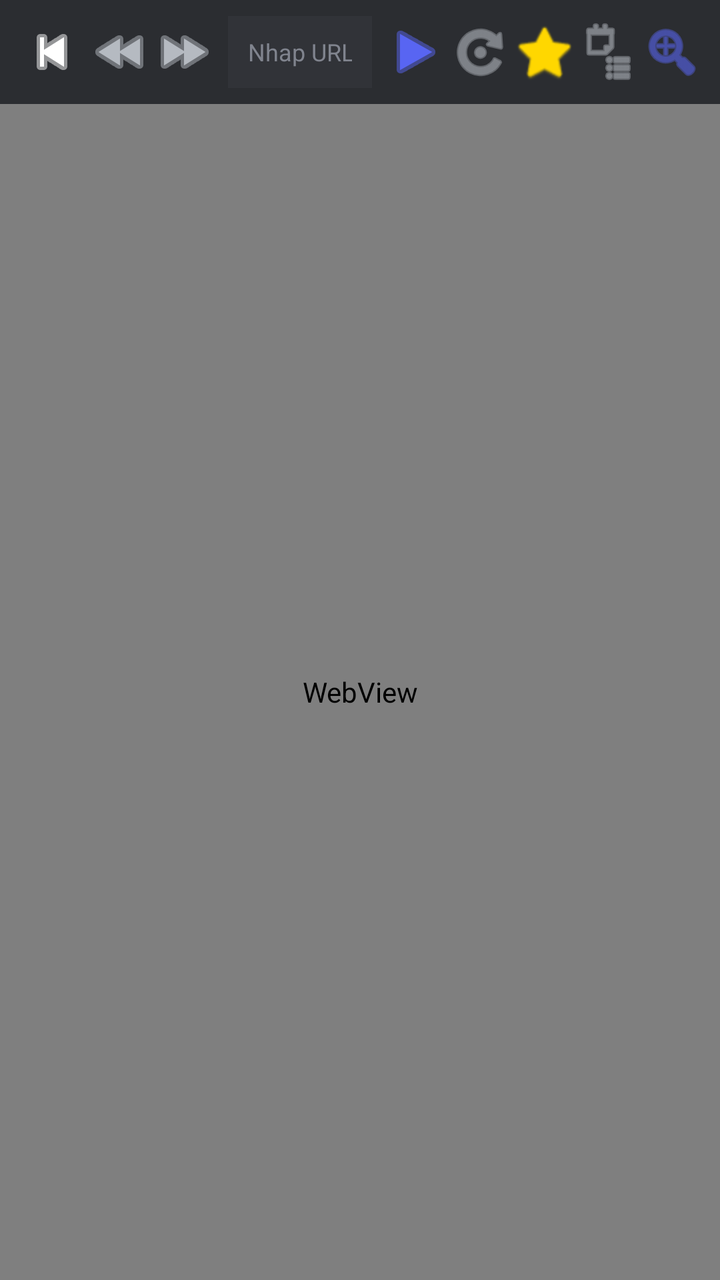
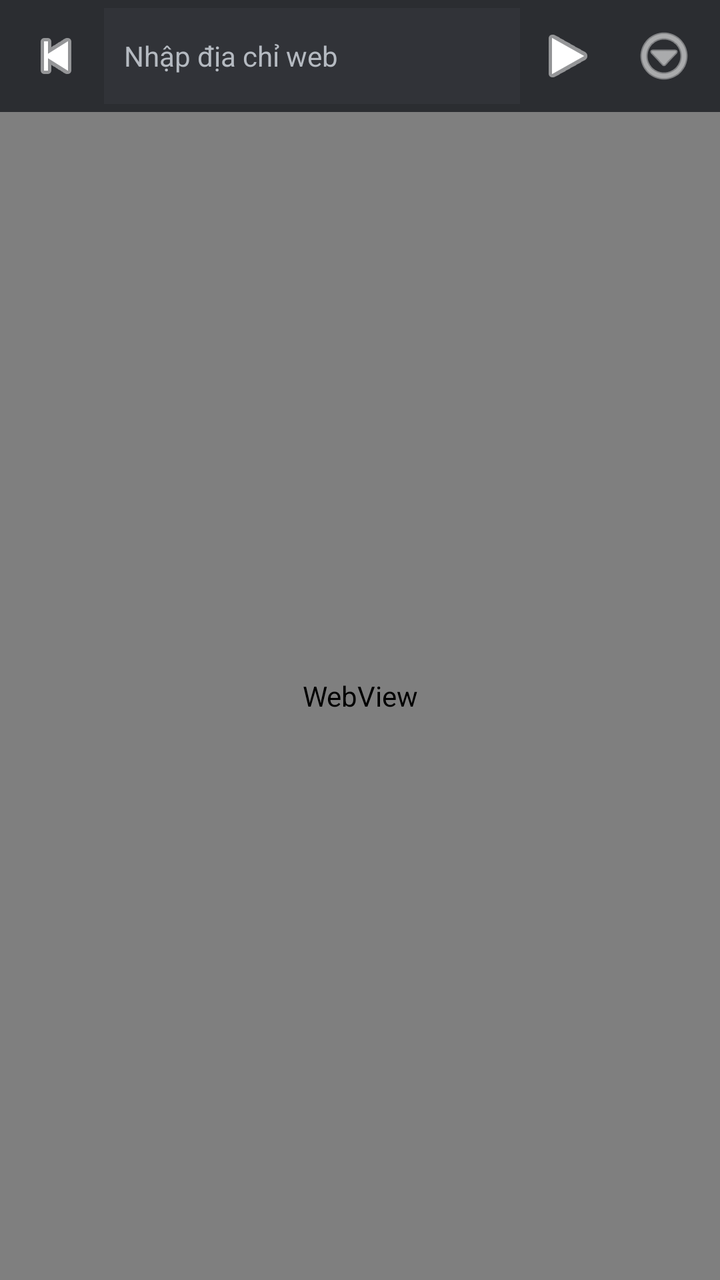

Before-and-after screenshots of an Android layout around one commit, followed by the original layout XML and the change that was made.
<!-- AndroidManifest.xml: activity theme Theme.VLCPlayer -->
<!-- res/layout/activity_manga_browser.xml -->
<?xml version="1.0" encoding="utf-8"?>
<LinearLayout xmlns:android="http://schemas.android.com/apk/res/android"
    xmlns:app="http://schemas.android.com/apk/res-auto"
    android:layout_width="match_parent"
    android:layout_height="match_parent"
    android:orientation="vertical"
    android:background="#1E1F22">

    <LinearLayout
        android:id="@+id/address_bar"
        android:layout_width="match_parent"
        android:layout_height="52dp"
        android:orientation="horizontal"
        android:gravity="center_vertical"
        android:paddingHorizontal="8dp"
        android:background="#2B2D31">

        <ImageButton
            android:id="@+id/btn_back"
            android:layout_width="36dp"
            android:layout_height="36dp"
            android:background="?selectableItemBackgroundBorderless"
            android:src="@android:drawable/ic_media_previous"
            app:tint="#FFFFFF"/>

        <ImageButton
            android:id="@+id/btn_nav_back"
            android:layout_width="32dp"
            android:layout_height="32dp"
            android:background="?selectableItemBackgroundBorderless"
            android:src="@android:drawable/ic_media_rew"
            app:tint="#B5BAC1"/>

        <ImageButton
            android:id="@+id/btn_nav_fwd"
            android:layout_width="32dp"
            android:layout_height="32dp"
            android:background="?selectableItemBackgroundBorderless"
            android:src="@android:drawable/ic_media_ff"
            app:tint="#B5BAC1"/>

        <EditText
            android:id="@+id/et_url"
            android:layout_width="0dp"
            android:layout_height="36dp"
            android:layout_weight="1"
            android:layout_marginHorizontal="6dp"
            android:background="#313338"
            android:paddingHorizontal="10dp"
            android:textColor="#FFFFFF"
            android:textSize="12sp"
            android:singleLine="true"
            android:imeOptions="actionGo"
            android:inputType="textUri"
            android:hint="Nhap URL..."
            android:textColorHint="#80848E"/>

        <ImageButton
            android:id="@+id/btn_go"
            android:layout_width="32dp"
            android:layout_height="32dp"
            android:background="?selectableItemBackgroundBorderless"
            android:src="@android:drawable/ic_media_play"
            app:tint="#5865F2"/>

        <ImageButton
            android:id="@+id/btn_refresh"
            android:layout_width="32dp"
            android:layout_height="32dp"
            android:background="?selectableItemBackgroundBorderless"
            android:src="@android:drawable/ic_menu_rotate"
            app:tint="#B5BAC1"/>

        <ImageButton
            android:id="@+id/btn_bookmark"
            android:layout_width="32dp"
            android:layout_height="32dp"
            android:background="?selectableItemBackgroundBorderless"
            android:src="@android:drawable/btn_star_big_off"
            app:tint="#FFD700"/>

        <ImageButton
            android:id="@+id/btn_bookmark_list"
            android:layout_width="32dp"
            android:layout_height="32dp"
            android:background="?selectableItemBackgroundBorderless"
            android:src="@android:drawable/ic_menu_agenda"
            app:tint="#B5BAC1"/>

        <ImageButton
            android:id="@+id/btn_fullscreen"
            android:layout_width="32dp"
            android:layout_height="32dp"
            android:background="?selectableItemBackgroundBorderless"
            android:src="@android:drawable/ic_menu_zoom"
            app:tint="#5865F2"/>

    </LinearLayout>

    <ProgressBar
        android:id="@+id/progress"
        style="?android:attr/progressBarStyleHorizontal"
        android:layout_width="match_parent"
        android:layout_height="3dp"
        android:progressTint="#5865F2"
        android:visibility="gone"/>

    <WebView
        android:id="@+id/webView"
        android:layout_width="match_parent"
        android:layout_height="0dp"
        android:layout_weight="1"/>

</LinearLayout>
<!-- resources referenced by this layout -->
<resources>
  <style name="Theme.VLCPlayer" parent="Theme.MaterialComponents.DayNight.NoActionBar">
          <item name="colorPrimary">@color/surface_dark</item>
          <item name="colorPrimaryVariant">@color/bg_dark</item>
          <item name="colorOnPrimary">@color/white</item>
          <item name="colorSecondary">@color/accent</item>
          <item name="android:windowBackground">@color/bg_dark</item>
          <item name="android:statusBarColor">@color/bg_dark</item>
          <item name="android:navigationBarColor">@color/bg_dark</item>
      </style>
  <color name="surface_dark">#2B2D31</color>
  <color name="bg_dark">#313338</color>
  <color name="white">#FFFFFF</color>
  <color name="accent">#5865F2</color>
</resources>

<!-- the commit's change to res/layout/activity_manga_browser.xml (unified diff, before → after) -->
@@ -4,97 +4,64 @@
     android:layout_width="match_parent"
     android:layout_height="match_parent"
     android:orientation="vertical"
-    android:background="#1E1F22">
+    android:focusableInTouchMode="true"
+    android:background="@color/surface_darker">
 
     <LinearLayout
         android:id="@+id/address_bar"
         android:layout_width="match_parent"
-        android:layout_height="52dp"
+        android:layout_height="wrap_content"
+        android:minHeight="56dp"
         android:orientation="horizontal"
         android:gravity="center_vertical"
-        android:paddingHorizontal="8dp"
-        android:background="#2B2D31">
+        android:paddingStart="4dp"
+        android:paddingEnd="4dp"
+        android:background="@color/surface_dark">
 
         <ImageButton
             android:id="@+id/btn_back"
-            android:layout_width="36dp"
-            android:layout_height="36dp"
+            android:layout_width="48dp"
+            android:layout_height="48dp"
             android:background="?selectableItemBackgroundBorderless"
             android:src="@android:drawable/ic_media_previous"
-            app:tint="#FFFFFF"/>
-
-        <ImageButton
-            android:id="@+id/btn_nav_back"
-            android:layout_width="32dp"
-            android:layout_height="32dp"
-            android:background="?selectableItemBackgroundBorderless"
-            android:src="@android:drawable/ic_media_rew"
-            app:tint="#B5BAC1"/>
-
-        <ImageButton
-            android:id="@+id/btn_nav_fwd"
-            android:layout_width="32dp"
-            android:layout_height="32dp"
-            android:background="?selectableItemBackgroundBorderless"
-            android:src="@android:drawable/ic_media_ff"
-            app:tint="#B5BAC1"/>
+            android:contentDescription="@string/manga_browser_close"
+            app:tint="@color/text_primary"/>
 
         <EditText
             android:id="@+id/et_url"
             android:layout_width="0dp"
-            android:layout_height="36dp"
+            android:layout_height="wrap_content"
+            android:minHeight="48dp"
             android:layout_weight="1"
-            android:layout_marginHorizontal="6dp"
-            android:background="#313338"
-            android:paddingHorizontal="10dp"
-            android:textColor="#FFFFFF"
-            android:textSize="12sp"
+            android:background="@color/bg_dark"
+            android:paddingStart="10dp"
+            android:paddingEnd="10dp"
+            android:textColor="@color/text_primary"
+            android:textSize="14sp"
             android:singleLine="true"
+            android:saveEnabled="false"
             android:imeOptions="actionGo"
             android:inputType="textUri"
-            android:hint="Nhap URL..."
-            android:textColorHint="#80848E"/>
+            android:hint="@string/manga_browser_url_hint"
+            android:textColorHint="@color/text_secondary"/>
 
         <ImageButton
             android:id="@+id/btn_go"
-            android:layout_width="32dp"
-            android:layout_height="32dp"
+            android:layout_width="48dp"
+            android:layout_height="48dp"
             android:background="?selectableItemBackgroundBorderless"
             android:src="@android:drawable/ic_media_play"
-            app:tint="#5865F2"/>
+            android:contentDescription="@string/manga_browser_go"
+            app:tint="@color/text_primary"/>
 
         <ImageButton
-            android:id="@+id/btn_refresh"
-            android:layout_width="32dp"
-            android:layout_height="32dp"
+            android:id="@+id/btn_browser_menu"
+            android:layout_width="48dp"
+            android:layout_height="48dp"
             android:background="?selectableItemBackgroundBorderless"
-            android:src="@android:drawable/ic_menu_rotate"
-            app:tint="#B5BAC1"/>
-
-        <ImageButton
-            android:id="@+id/btn_bookmark"
-            android:layout_width="32dp"
-            android:layout_height="32dp"
-            android:background="?selectableItemBackgroundBorderless"
-            android:src="@android:drawable/btn_star_big_off"
-            app:tint="#FFD700"/>
-
-        <ImageButton
-            android:id="@+id/btn_bookmark_list"
-            android:layout_width="32dp"
-            android:layout_height="32dp"
-            android:background="?selectableItemBackgroundBorderless"
-            android:src="@android:drawable/ic_menu_agenda"
-            app:tint="#B5BAC1"/>
-
-        <ImageButton
-            android:id="@+id/btn_fullscreen"
-            android:layout_width="32dp"
-            android:layout_height="32dp"
-            android:background="?selectableItemBackgroundBorderless"
-            android:src="@android:drawable/ic_menu_zoom"
-            app:tint="#5865F2"/>
-
+            android:src="@android:drawable/ic_menu_more"
+            android:contentDescription="@string/manga_browser_menu"
+            app:tint="@color/text_primary"/>
     </LinearLayout>
 
     <ProgressBar
@@ -102,13 +69,84 @@
         style="?android:attr/progressBarStyleHorizontal"
         android:layout_width="match_parent"
         android:layout_height="3dp"
-        android:progressTint="#5865F2"
+        android:progressTint="@color/accent"
+        android:contentDescription="@string/manga_browser_loading"
         android:visibility="gone"/>
 
-    <WebView
-        android:id="@+id/webView"
+    <FrameLayout
         android:layout_width="match_parent"
         android:layout_height="0dp"
-        android:layout_weight="1"/>
+        android:layout_weight="1">
 
+        <WebView
+            android:id="@+id/webView"
+            android:layout_width="match_parent"
+            android:layout_height="match_parent"/>
+
+        <androidx.core.widget.NestedScrollView
+            android:id="@+id/browser_error"
+            android:layout_width="match_parent"
+            android:layout_height="match_parent"
+            android:fillViewport="true"
+            android:background="@color/surface_darker"
+            android:visibility="gone">
+
+            <LinearLayout
+                android:layout_width="match_parent"
+                android:layout_height="wrap_content"
+                android:orientation="vertical"
+                android:gravity="center"
+                android:paddingStart="24dp"
+                android:paddingEnd="24dp"
+                android:paddingTop="64dp"
+                android:paddingBottom="24dp">
+
+                <TextView
+                    android:layout_width="match_parent"
+                    android:layout_height="wrap_content"
+                    android:gravity="center"
+                    android:text="@string/manga_browser_error_title"
+                    android:textColor="@color/text_primary"
+                    android:textSize="20sp"
+                    android:textStyle="bold"/>
+
+                <TextView
+                    android:layout_width="match_parent"
+                    android:layout_height="wrap_content"
+                    android:layout_marginTop="12dp"
+                    android:gravity="center"
+                    android:text="@string/manga_browser_error_message"
+                    android:textColor="@color/text_secondary"
+                    android:textSize="16sp"/>
+
+                <TextView
+                    android:id="@+id/browser_error_url"
+                    android:layout_width="match_parent"
+                    android:layout_height="wrap_content"
+                    android:layout_marginTop="12dp"
+                    android:gravity="center"
+                    android:textIsSelectable="true"
+                    android:textColor="@color/text_secondary"
+                    android:textSize="14sp"/>
+
+                <com.google.android.material.button.MaterialButton
+                    android:id="@+id/btn_browser_retry"
+                    android:layout_width="wrap_content"
+                    android:layout_height="wrap_content"
+                    android:minHeight="48dp"
+                    android:layout_marginTop="20dp"
+                    android:text="@string/manga_browser_retry"/>
+            </LinearLayout>
+        </androidx.core.widget.NestedScrollView>
+
+        <com.google.android.material.button.MaterialButton
+            android:id="@+id/btn_exit_fullscreen"
+            android:layout_width="wrap_content"
+            android:layout_height="wrap_content"
+            android:minHeight="48dp"
+            android:layout_gravity="top|end"
+            android:layout_margin="8dp"
+            android:text="@string/manga_browser_exit_fullscreen"
+            android:visibility="gone"/>
+    </FrameLayout>
 </LinearLayout>
<!-- resource entries referenced after the edit -->
@@ -10,6 +10,18 @@
           <item name="android:navigationBarColor">@color/bg_dark</item>
       </style>
   <color name="surface_dark">#2B2D31</color>
+  <color name="surface_darker">#1E1F22</color>
+  <color name="text_primary">#FFFFFF</color>
+  <color name="text_secondary">#B5BAC1</color>
+  <string name="manga_browser_close">Đóng trình duyệt</string>
+  <string name="manga_browser_error_message">Kiểm tra kết nối mạng hoặc địa chỉ trang rồi thử lại.</string>
+  <string name="manga_browser_error_title">Không tải được trang</string>
+  <string name="manga_browser_exit_fullscreen">Thoát toàn màn hình</string>
+  <string name="manga_browser_go">Mở địa chỉ web</string>
+  <string name="manga_browser_loading">Đang tải trang</string>
+  <string name="manga_browser_menu">Tùy chọn trình duyệt</string>
+  <string name="manga_browser_retry">Thử lại</string>
+  <string name="manga_browser_url_hint">Nhập địa chỉ web</string>
   <color name="bg_dark">#313338</color>
   <color name="white">#FFFFFF</color>
   <color name="accent">#5865F2</color>
